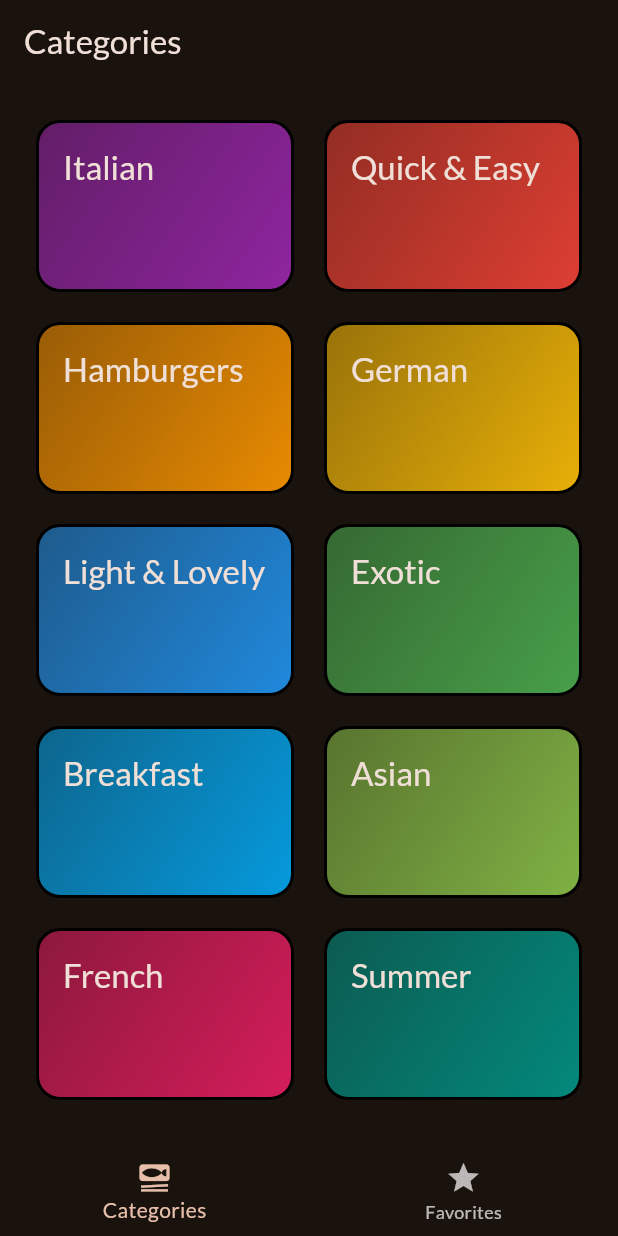
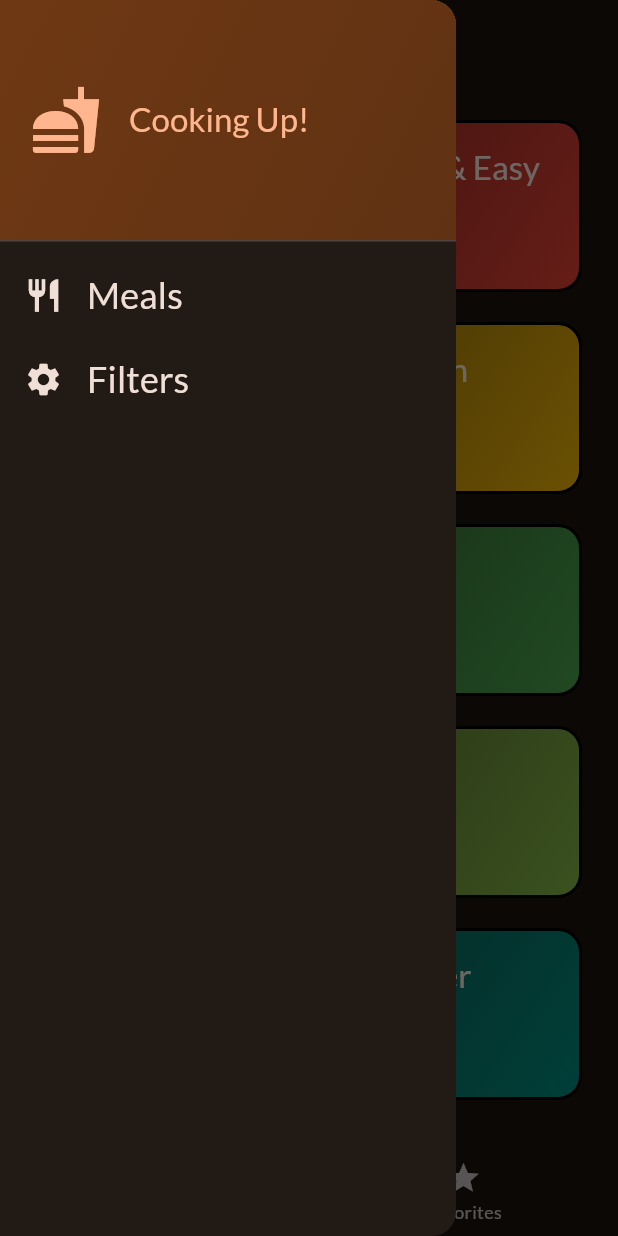
Before and after one commit to DungxLas/-Flutter-Meals, a Flutter app: the screen it shows after launch, with the side drawer open (before the commit the screen has no drawer), on a phone screen of 412 x 824 dp. Run offline on Flutter 3.47's test engine with Material 2 defaults, Android fonts, the phone set to English and light mode, and no system bars; our stand-ins replace google_fonts, transparent_image.

Commit message:
14/09/2023

```diff
--- a/meals_app/lib/screens/categories.dart
+++ b/meals_app/lib/screens/categories.dart
@@ -8,14 +8,16 @@ import 'package:meals_app/widgets/category_grid_item.dart';
 
 class CategoriesScreen extends StatelessWidget {
   final void Function(Meal meal) onToggleFavorite;
+  final List<Meal> avaiableMeals;
 
   const CategoriesScreen({
     super.key,
     required this.onToggleFavorite,
+    required this.avaiableMeals,
   });
 
   void _selectCategory(BuildContext context, Category category) {
-    final filteredMeals = dummyMeals
+    final filteredMeals = avaiableMeals
         .where((meal) => meal.categories.contains(category.id))
         .toList();
 
--- a/meals_app/lib/screens/tabs.dart
+++ b/meals_app/lib/screens/tabs.dart
@@ -1,8 +1,18 @@
 import 'package:flutter/material.dart';
+import 'package:meals_app/data/dummy_data.dart';
 
 import 'package:meals_app/models/meal.dart';
 import 'package:meals_app/screens/categories.dart';
+import 'package:meals_app/screens/filters.dart';
+import 'package:meals_app/widgets/main_drawer.dart';
 import 'package:meals_app/screens/meals.dart';
+
+const kInitialFilters = {
+  Filter.glutenFree: false,
+  Filter.lactoseFree: false,
+  Filter.vegetarian: false,
+  Filter.vegan: false,
+};
 
 class TabsScreen extends StatefulWidget {
   const TabsScreen({super.key});
@@ -16,14 +26,30 @@ class TabsScreen extends StatefulWidget {
 class _TabsScreenState extends State<TabsScreen> {
   int _selectedPageIndex = 0;
   final List<Meal> _favoriteMeals = [];
+  Map<Filter, bool> _selectedFilters = kInitialFilters;
+
+  void _showInfoMessage(String message) {
+    ScaffoldMessenger.of(context).clearSnackBars();
+    ScaffoldMessenger.of(context).showSnackBar(
+      SnackBar(
+        content: Text(message),
+      ),
+    );
+  }
 
   void _toggleMealFavoriteStatus(Meal meal) {
     final isExisting = _favoriteMeals.contains(meal);
 
     if (isExisting) {
-      _favoriteMeals.remove(meal);
+      setState(() {
+        _favoriteMeals.remove(meal);
+        _showInfoMessage('Meal is no longer a favorite.');
+      });
     } else {
-      _favoriteMeals.add(meal);
+      setState(() {
+        _favoriteMeals.add(meal);
+        _showInfoMessage('Marked as a favorite.');
+      });
     }
   }
 
@@ -33,16 +59,50 @@ class _TabsScreenState extends State<TabsScreen> {
     });
   }
 
+  void _setScreen(String identifier) async {
+    Navigator.of(context).pop();
+    if (identifier == 'filters') {
+      final result = await Navigator.of(context).push<Map<Filter, bool>>(
+        MaterialPageRoute(
+          builder: (ctx) => FiltersScreen(
+            currentFilters: _selectedFilters,
+          ),
+        ),
+      );
+
+      setState(() {
+        _selectedFilters = result ?? kInitialFilters;
+      });
+    }
+  }
+
   @override
   Widget build(BuildContext context) {
+    final availableMeals = dummyMeals.where((meal) {
+      if (_selectedFilters[Filter.glutenFree]! && !meal.isGlutenFree) {
+        return false;
+      }
+      if (_selectedFilters[Filter.lactoseFree]! && !meal.isLactoseFree) {
+        return false;
+      }
+      if (_selectedFilters[Filter.vegetarian]! && !meal.isVegetarian) {
+        return false;
+      }
+      if (_selectedFilters[Filter.vegan]! && !meal.isVegan) {
+        return false;
+      }
+      return true;
+    }).toList();
+
     Widget activePage = CategoriesScreen(
       onToggleFavorite: _toggleMealFavoriteStatus,
+      avaiableMeals: availableMeals,
     );
     var activePageTitle = 'Categories';
 
     if (_selectedPageIndex == 1) {
       activePage = MealsScreen(
-        meals: const [],
+        meals: _favoriteMeals,
         onToggleFavorite: _toggleMealFavoriteStatus,
       );
       activePageTitle = 'Your Favorites';
@@ -51,6 +111,9 @@ class _TabsScreenState extends State<TabsScreen> {
     return Scaffold(
       appBar: AppBar(
         title: Text(activePageTitle),
+      ),
+      drawer: MainDrawer(
+        onSelectScreen: _setScreen,
       ),
       body: activePage,
       bottomNavigationBar: BottomNavigationBar(
--- /dev/null
+++ b/meals_app/lib/widgets/main_drawer.dart
@@ -0,0 +1,82 @@
+import 'package:flutter/material.dart';
+
+class MainDrawer extends StatelessWidget {
+  final void Function(String identifier) onSelectScreen;
+  const MainDrawer({super.key, required this.onSelectScreen});
+
+  @override
+  Widget build(BuildContext context) {
+    return Drawer(
+      child: Column(
+        children: [
+          DrawerHeader(
+            padding: const EdgeInsets.all(20),
+            decoration: BoxDecoration(
+              gradient: LinearGradient(
+                colors: [
+                  Theme.of(context).colorScheme.primaryContainer,
+                  Theme.of(context)
+                      .colorScheme
+                      .primaryContainer
+                      .withOpacity(0.8),
+                ],
+                begin: Alignment.topLeft,
+                end: Alignment.bottomRight,
+              ),
+            ),
+            child: Row(
+              children: [
+                Icon(
+                  Icons.fastfood,
+                  size: 48,
+                  color: Theme.of(context).colorScheme.primary,
+                ),
+                const SizedBox(width: 18),
+                Text(
+                  'Cooking Up!',
+                  style: Theme.of(context).textTheme.titleLarge!.copyWith(
+                        color: Theme.of(context).colorScheme.primary,
+                      ),
+                ),
+              ],
+            ),
+          ),
+          ListTile(
+            leading: Icon(
+              Icons.restaurant,
+              size: 26,
+              color: Theme.of(context).colorScheme.onBackground,
+            ),
+            title: Text(
+              'Meals',
+              style: Theme.of(context).textTheme.titleSmall!.copyWith(
+                    color: Theme.of(context).colorScheme.onBackground,
+                    fontSize: 24,
+                  ),
+            ),
+            onTap: () {
+              onSelectScreen('meals');
+            },
+          ),
+          ListTile(
+            leading: Icon(
+              Icons.settings,
+              size: 26,
+              color: Theme.of(context).colorScheme.onBackground,
+            ),
+            title: Text(
+              'Filters',
+              style: Theme.of(context).textTheme.titleSmall!.copyWith(
+                    color: Theme.of(context).colorScheme.onBackground,
+                    fontSize: 24,
+                  ),
+            ),
+            onTap: () {
+              onSelectScreen('filters');
+            },
+          ),
+        ],
+      ),
+    );
+  }
+}
```
Also changed, not shown: meals_app/lib/screens/filters.dart (added, +150 -0 lines).
